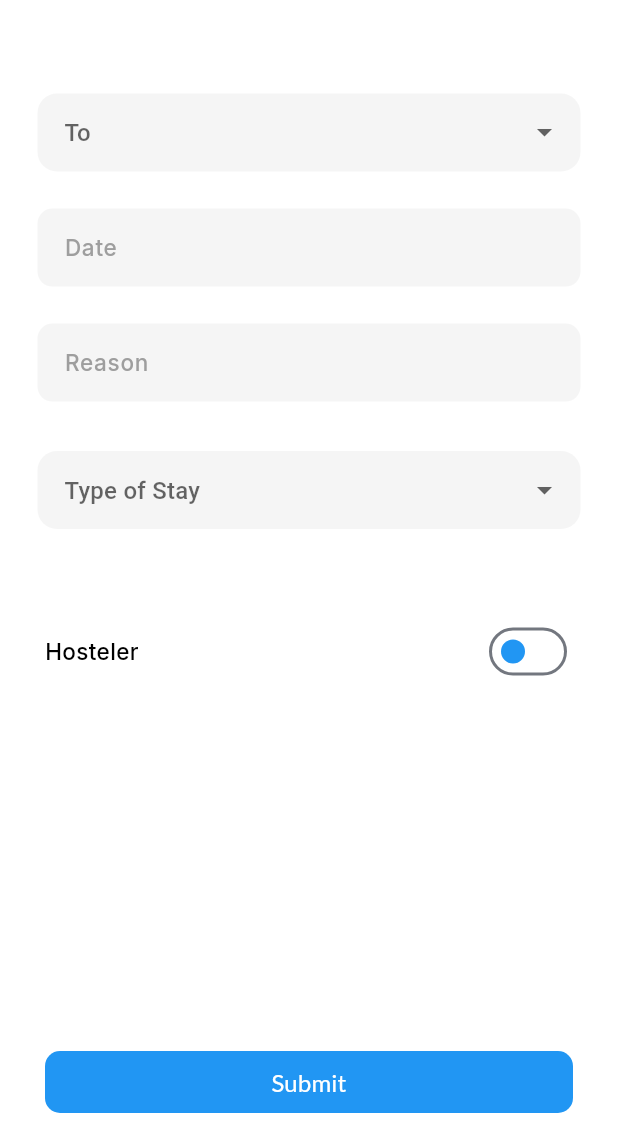
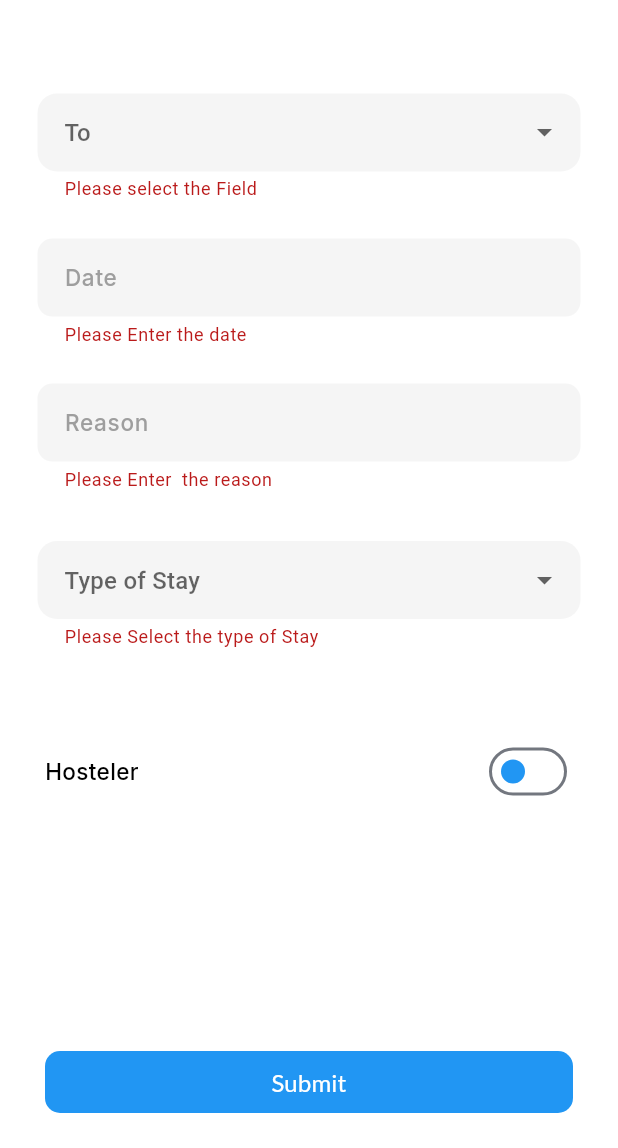
Before and after one commit to Sparkinovtech/Sairam, a Flutter app: the RequestForm screen opened directly, after a tap on "Submit", on a phone screen of 412 x 824 dp, the part 88-1236 px from its top. Run offline on Flutter 3.47's test engine with Material 3 defaults, Android fonts, the phone set to English and light mode, and no system bars; our stand-ins replace bloc, cloud_firestore, connectivity_plus, file_picker, firebase_auth, firebase_core and 9 more; missing offline and left inert: timeline_tile_plus; accounts and stored records are empty; network calls fail; project files that could hold a hidden picture were left out.

Commit message:
minor changes

```diff
--- a/lib/Utils/project_card.dart
+++ b/lib/Utils/project_card.dart
@@ -3,7 +3,8 @@ import 'package:google_fonts/google_fonts.dart';
 import 'package:sairam_incubation/Utils/model/projects.dart';
 class ProjectCard extends StatefulWidget {
   final List<Projects> projects;
-  const ProjectCard({super.key, required this.projects});
+  final String title;
+  const ProjectCard({super.key, required this.projects , required this.title});
   @override
   State<ProjectCard> createState() => _ProjectCardState();
 }
@@ -26,7 +27,7 @@ class _ProjectCardState extends State<ProjectCard> {
                     Navigator.pop(context);
                   }, icon: Icon(Icons.arrow_back_ios_new ,color: Colors.black,)),
 
-                  Text("Ongoing Project",
+                  Text(widget.title,
                     style: GoogleFonts.lato(color: Colors.black , fontSize: 23,fontWeight: FontWeight.w400),),
                 ],
               ),
--- a/lib/View/home_page.dart
+++ b/lib/View/home_page.dart
@@ -5,6 +5,7 @@ import 'package:page_transition/page_transition.dart';
 import 'package:sairam_incubation/Utils/calender_page.dart';
 import 'package:sairam_incubation/Utils/components_form.dart';
 import 'package:sairam_incubation/Utils/model/projects.dart';
+import 'package:sairam_incubation/Utils/notification_page.dart';
 import 'package:sairam_incubation/Utils/project_card.dart';
 import 'package:sairam_incubation/View/request_form.dart';
 import 'package:table_calendar/table_calendar.dart';
@@ -115,7 +116,9 @@ class _HomePageState extends State<HomePage> {
                     ],
                   ),
                   InkWell(
-                    onTap: (){},
+                    onTap: (){
+                      Navigator.push(context, PageTransition(type: PageTransitionType.fade , child: NotificationPage()));
+                    },
                     child: CircleAvatar(
                       backgroundColor: Colors.grey.withValues(alpha: .2),
                       radius: 20,
@@ -151,7 +154,7 @@ class _HomePageState extends State<HomePage> {
                   children: [
                     _activityCard(
                       onTap: (){
-                        Navigator.push(context, PageTransition(type: PageTransitionType.fade , child: ProjectCard(projects: ongoingProjects,)));
+                        Navigator.push(context, PageTransition(type: PageTransitionType.fade , child: ProjectCard(projects: ongoingProjects,title: "Ongoing Project",)));
                       },
                       title: "Ongoing",
                       value: "${ongoingProjects.length}",
@@ -162,7 +165,7 @@ class _HomePageState extends State<HomePage> {
                     SizedBox(width: size.width * .07),
                     _activityCard(
                       onTap: (){
-                        Navigator.push(context, PageTransition(type: PageTransitionType.fade ,child: ProjectCard(projects: completedProjects)));
+                        Navigator.push(context, PageTransition(type: PageTransitionType.fade ,child: ProjectCard(projects: completedProjects , title: "Completed Project",)));
                       },
                       title: "Completed",
                       value: "${completedProjects.length}",
--- a/lib/View/request_form.dart
+++ b/lib/View/request_form.dart
@@ -3,6 +3,7 @@ import 'package:google_fonts/google_fonts.dart';
 import 'package:page_transition/page_transition.dart';
 import 'package:sairam_incubation/Profile/Model/profile.dart';
 import 'package:sairam_incubation/Utils/bottom_nav_bar.dart';
+import 'package:sairam_incubation/Utils/dialogs/success_dialog.dart';
 
 class RequestForm extends StatefulWidget {
   const RequestForm({super.key});
@@ -82,6 +83,7 @@ class _RequestFormState extends State<RequestForm> {
                   child: Column(
                     children: [
                       _dropField(
+                        validator: (v) => v == null || v.isEmpty ? "Please select the Field" : null,
                         hintText: "To",
                         selectedValue: selected,
                         list: _list,
@@ -93,12 +95,14 @@ class _RequestFormState extends State<RequestForm> {
                       ),
                       SizedBox(height: size.height * .03),
                       _textField(
+                        validator: (v) => v == null || v.isEmpty ? "Please Enter the date" : null,
                         controller: _dataController,
                         hintText: "Date",
                         text: TextInputType.text,
                       ),
                       SizedBox(height: size.height * .03),
                       _textField(
+                        validator: (v) => v == null || v.isEmpty ?  "Please Enter  the reason" : null,
                         controller: _reasonController,
                         hintText: "Reason",
                         text: TextInputType.text,
@@ -106,6 +110,7 @@ class _RequestFormState extends State<RequestForm> {
                       SizedBox(height: size.height * .04),
 
                       _dropField(
+                        validator: (v) => v == null || v.isEmpty ? "Please Select the type of Stay" :  null,
                         hintText: "Type of Stay",
                         selectedValue: type,
                         list: _stay,
@@ -157,7 +162,11 @@ class _RequestFormState extends State<RequestForm> {
         padding: EdgeInsets.symmetric(horizontal: 30, vertical: 20),
         child: MaterialButton(
           elevation: 0,
-          onPressed: () {},
+          onPressed: () {
+            if(_key.currentState!.validate()){
+              Success.showSuccessDialog(context);
+            }
+          },
           color: Colors.blue,
           minWidth: double.infinity,
           height: size.height * .05,
@@ -182,9 +191,11 @@ class _RequestFormState extends State<RequestForm> {
     required String? selectedValue,
     required List<String> list,
     required ValueChanged<String?> onChange,
+    required String? Function(String?) validator,
   }) {
     return DropdownButtonFormField<String>(
       onChanged: onChange,
+      validator: validator,
       value: list.contains(selectedValue) ? selectedValue : null,
       decoration: InputDecoration(
         border: OutlineInputBorder(
@@ -214,10 +225,12 @@ class _RequestFormState extends State<RequestForm> {
     required TextEditingController controller,
     required String hintText,
     required TextInputType text,
+    required  String? Function(String?) validator,
   }) {
     return TextFormField(
       controller: controller,
       keyboardType: text,
+      validator: validator,
       cursorColor: Colors.grey,
       decoration: InputDecoration(
         border: OutlineInputBorder(
```
Also changed, not shown: lib/Utils/Tracker/progress_tracker.dart (+34 -26 lines), lib/Utils/notification_page.dart (added, +39 -0 lines).
